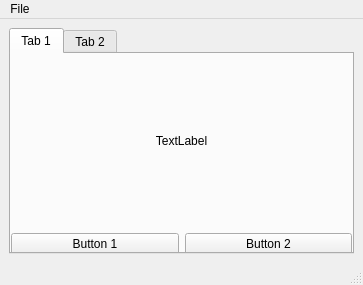
Tom-Niesytto/Hands-On-Python-3.x-GUI-Programming, file Section3/Designer_code/Video5_First_Design.ui: the form before one commit.
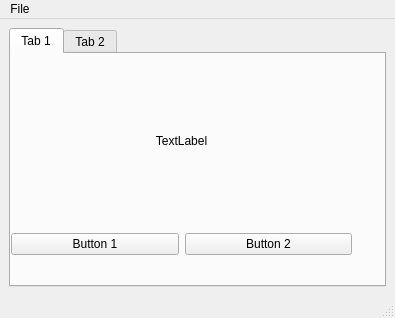
The form after the commit. Icons and pictures are not drawn.

```diff
--- a/Section3/Designer_code/Video5_First_Design.ui
+++ b/Section3/Designer_code/Video5_First_Design.ui
@@ -6,8 +6,8 @@
    <rect>
     <x>0</x>
     <y>0</y>
-    <width>363</width>
-    <height>285</height>
+    <width>395</width>
+    <height>318</height>
    </rect>
   </property>
   <property name="windowTitle">
@@ -76,8 +76,8 @@
     <rect>
      <x>0</x>
      <y>0</y>
-     <width>363</width>
-     <height>21</height>
+     <width>395</width>
+     <height>26</height>
     </rect>
    </property>
    <widget class="QMenu" name="menuFile">
```
